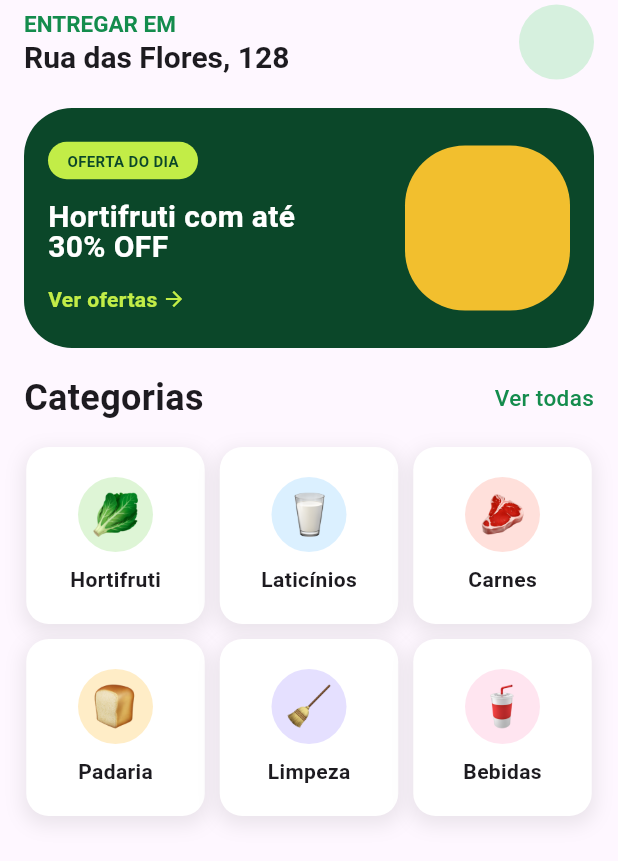
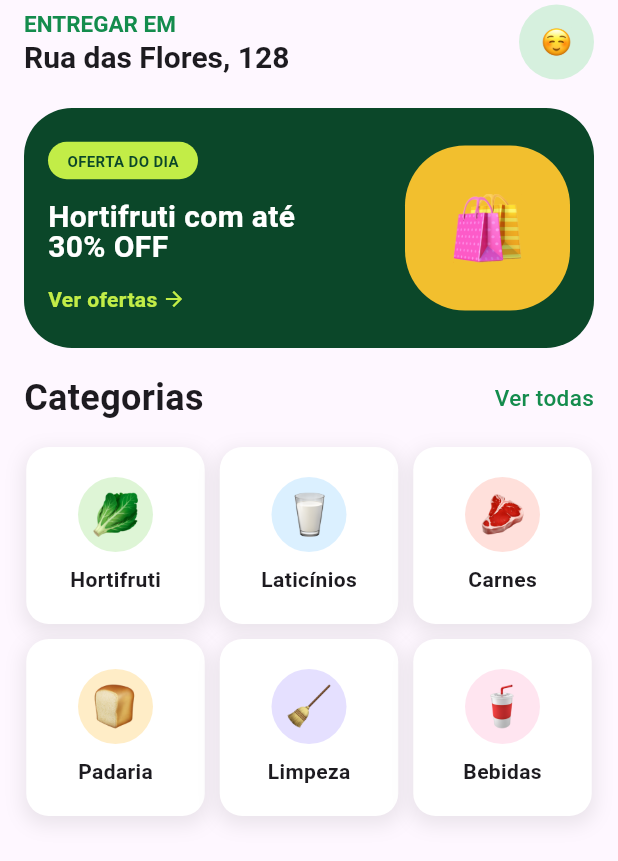
Before and after one commit to rafaeljordani/Telas_de_sistemas_de_mercado_em_flutter, a Flutter app: the screen it shows after launch, on a phone screen of 412 x 824 dp. Shown: the top 861 px of the screen. Run offline on Flutter 3.47's test engine with Material 3 defaults, Android fonts, the phone set to English and light mode, and no system bars.

Commit message:
updat/todas imagens adicionas

```diff
--- a/lib/main.dart
+++ b/lib/main.dart
@@ -37,6 +37,10 @@ class MainApp extends StatelessWidget {
               decoration: BoxDecoration(
                 color: const Color(0xffD6F0DE),
                 borderRadius: BorderRadius.circular(32),
+              ),
+              child: Padding(
+                padding: const EdgeInsets.all(15.0),
+                child: Image.asset('assets/images/Icon.png'),
               ),
             ),
           ],
@@ -117,6 +121,10 @@ class MainApp extends StatelessWidget {
                         decoration: BoxDecoration(
                           color: const Color(0xffF2BF2E),
                           borderRadius: BorderRadius.circular(40),
+                        ),
+                        child: Padding(
+                          padding: const EdgeInsets.all(32.0),
+                          child: Image.asset('assets/images/Imagem.png'),
                         ),
                       ),
                     ],
```
Also changed, not shown: assets/images/Icon.png (added), assets/images/Imagem.png (added).
